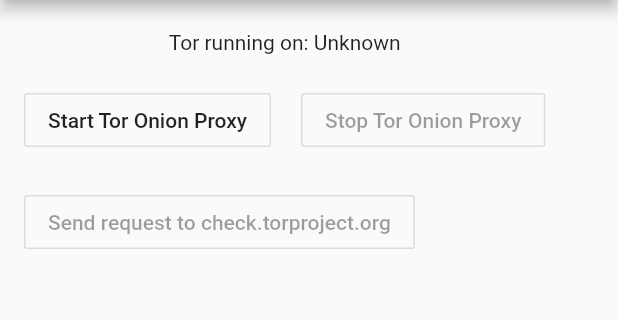
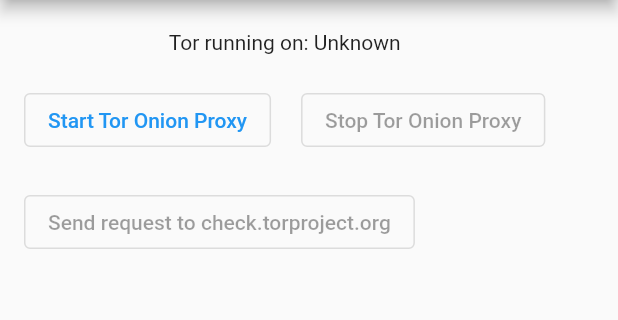
Before and after one commit to utopicnarwhal/utopic_tor_onion_proxy, a Flutter app: the screen it shows after launch, on a phone screen of 412 x 824 dp, the part 84-404 px from its top. Run offline on Flutter 3.47's test engine with Material 2 defaults, Android fonts, the phone set to English and light mode, and no system bars.

Commit message:
version 0.3.0

```diff
--- a/example/lib/main.dart
+++ b/example/lib/main.dart
@@ -144,17 +144,17 @@
                           runSpacing: 20,
                           spacing: 20,
                           children: <Widget>[
-                            OutlineButton(
+                            OutlinedButton(
                               child: Text('Start Tor Onion Proxy'),
                               onPressed:
                                   _torLocalPort == null ? _startTor : null,
                             ),
-                            OutlineButton(
+                            OutlinedButton(
                               child: Text('Stop Tor Onion Proxy'),
                               onPressed:
                                   _torLocalPort != null ? _stopTor : null,
                             ),
-                            OutlineButton(
+                            OutlinedButton(
                               child:
                                   Text('Send request to check.torproject.org'),
                               onPressed: _torLocalPort != null
--- a/pubspec.yaml
+++ b/pubspec.yaml
@@ -1,11 +1,11 @@
 name: utopic_tor_onion_proxy
 description: Flutter Plugin for Android, based on Android binary that start Tor Onion Proxy on random local socket.
-version: 0.2.3
+version: 0.3.0
 homepage: https://github.com/utopicnarwhal/utopic_tor_onion_proxy
 
 environment:
   sdk: ">=2.7.0 <3.0.0"
-  flutter: ">=1.10.0"
+  flutter: ">=2.0.0"
 
 dependencies:
   flutter:
```
Also changed, not shown: example/pubspec.lock, pubspec.lock, 16 other files.
